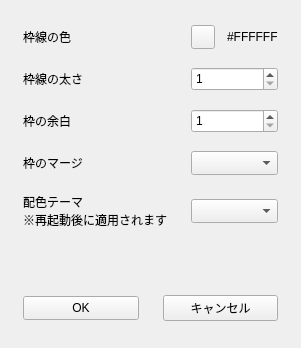
Above: difference_viewer/resources/prefs_window.ui from blue-no/difference-viewer before the change. Below: the same form after it.
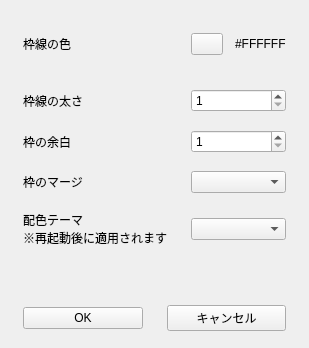
That is the form after the change.

```diff
--- a/difference_viewer/resources/prefs_window.ui
+++ b/difference_viewer/resources/prefs_window.ui
@@ -6,7 +6,7 @@
    <rect>
     <x>0</x>
     <y>0</y>
-    <width>289</width>
+    <width>295</width>
     <height>348</height>
    </rect>
   </property>
@@ -42,12 +42,6 @@
      </property>
      <item row="1" column="0">
       <widget class="QLabel" name="label_2">
-       <property name="sizePolicy">
-        <sizepolicy hsizetype="Preferred" vsizetype="Fixed">
-         <horstretch>0</horstretch>
-         <verstretch>0</verstretch>
-        </sizepolicy>
-       </property>
        <property name="text">
         <string>枠線の太さ</string>
        </property>
@@ -55,12 +49,6 @@
      </item>
      <item row="4" column="0">
       <widget class="QLabel" name="label_3">
-       <property name="sizePolicy">
-        <sizepolicy hsizetype="Preferred" vsizetype="Fixed">
-         <horstretch>0</horstretch>
-         <verstretch>0</verstretch>
-        </sizepolicy>
-       </property>
        <property name="text">
         <string>配色テーマ
 ※再起動後に適用されます</string>
@@ -69,18 +57,6 @@
      </item>
      <item row="1" column="1">
       <widget class="QSpinBox" name="spbLineWidth">
-       <property name="sizePolicy">
-        <sizepolicy hsizetype="Preferred" vsizetype="Fixed">
-         <horstretch>0</horstretch>
-         <verstretch>0</verstretch>
-        </sizepolicy>
-       </property>
-       <property name="minimumSize">
-        <size>
-         <width>80</width>
-         <height>24</height>
-        </size>
-       </property>
        <property name="minimum">
         <number>1</number>
        </property>
@@ -91,12 +67,6 @@
      </item>
      <item row="0" column="0">
       <widget class="QLabel" name="label">
-       <property name="sizePolicy">
-        <sizepolicy hsizetype="Preferred" vsizetype="Fixed">
-         <horstretch>0</horstretch>
-         <verstretch>0</verstretch>
-        </sizepolicy>
-       </property>
        <property name="text">
         <string>枠線の色</string>
        </property>
@@ -104,12 +74,6 @@
      </item>
      <item row="2" column="0">
       <widget class="QLabel" name="label_4">
-       <property name="sizePolicy">
-        <sizepolicy hsizetype="Preferred" vsizetype="Fixed">
-         <horstretch>0</horstretch>
-         <verstretch>0</verstretch>
-        </sizepolicy>
-       </property>
        <property name="text">
         <string>枠の余白</string>
        </property>
@@ -117,18 +81,6 @@
      </item>
      <item row="2" column="1">
       <widget class="QSpinBox" name="spbBoxPadding">
-       <property name="sizePolicy">
-        <sizepolicy hsizetype="Preferred" vsizetype="Fixed">
-         <horstretch>0</horstretch>
-         <verstretch>0</verstretch>
-        </sizepolicy>
-       </property>
-       <property name="minimumSize">
-        <size>
-         <width>80</width>
-         <height>24</height>
-        </size>
-       </property>
        <property name="minimum">
         <number>1</number>
        </property>
@@ -138,14 +90,7 @@
       </widget>
      </item>
      <item row="4" column="1">
-      <widget class="QComboBox" name="cbbTheme">
-       <property name="minimumSize">
-        <size>
-         <width>80</width>
-         <height>24</height>
-        </size>
-       </property>
-      </widget>
+      <widget class="QComboBox" name="cbbTheme"/>
      </item>
      <item row="0" column="1">
       <layout class="QHBoxLayout" name="horizontalLayout_3">
@@ -154,16 +99,10 @@
        </property>
        <item>
         <widget class="QPushButton" name="btnLineColor">
-         <property name="minimumSize">
-          <size>
-           <width>24</width>
-           <height>24</height>
-          </size>
-         </property>
          <property name="maximumSize">
           <size>
-           <width>24</width>
-           <height>24</height>
+           <width>32</width>
+           <height>16777215</height>
           </size>
          </property>
          <property name="text">
@@ -173,12 +112,6 @@
        </item>
        <item>
         <widget class="QLabel" name="lblLineColor">
-         <property name="sizePolicy">
-          <sizepolicy hsizetype="Preferred" vsizetype="Fixed">
-           <horstretch>0</horstretch>
-           <verstretch>0</verstretch>
-          </sizepolicy>
-         </property>
          <property name="text">
           <string>#FFFFFF</string>
          </property>
@@ -187,23 +120,10 @@
       </layout>
      </item>
      <item row="3" column="1">
-      <widget class="QComboBox" name="cbbBoxMergeLevel">
-       <property name="minimumSize">
-        <size>
-         <width>80</width>
-         <height>24</height>
-        </size>
-       </property>
-      </widget>
+      <widget class="QComboBox" name="cbbBoxMergeLevel"/>
      </item>
      <item row="3" column="0">
       <widget class="QLabel" name="label_5">
-       <property name="sizePolicy">
-        <sizepolicy hsizetype="Preferred" vsizetype="Fixed">
-         <horstretch>0</horstretch>
-         <verstretch>0</verstretch>
-        </sizepolicy>
-       </property>
        <property name="text">
         <string>枠のマージ</string>
        </property>
@@ -246,18 +166,6 @@
      </property>
      <item>
       <widget class="QPushButton" name="btnOK">
-       <property name="sizePolicy">
-        <sizepolicy hsizetype="Preferred" vsizetype="Fixed">
-         <horstretch>0</horstretch>
-         <verstretch>0</verstretch>
-        </sizepolicy>
-       </property>
-       <property name="minimumSize">
-        <size>
-         <width>80</width>
-         <height>24</height>
-        </size>
-       </property>
        <property name="text">
         <string>OK</string>
        </property>
@@ -265,18 +173,6 @@
      </item>
      <item>
       <widget class="QPushButton" name="btnCancel">
-       <property name="sizePolicy">
-        <sizepolicy hsizetype="Preferred" vsizetype="Fixed">
-         <horstretch>0</horstretch>
-         <verstretch>0</verstretch>
-        </sizepolicy>
-       </property>
-       <property name="minimumSize">
-        <size>
-         <width>80</width>
-         <height>24</height>
-        </size>
-       </property>
        <property name="text">
         <string>キャンセル</string>
        </property>
```
